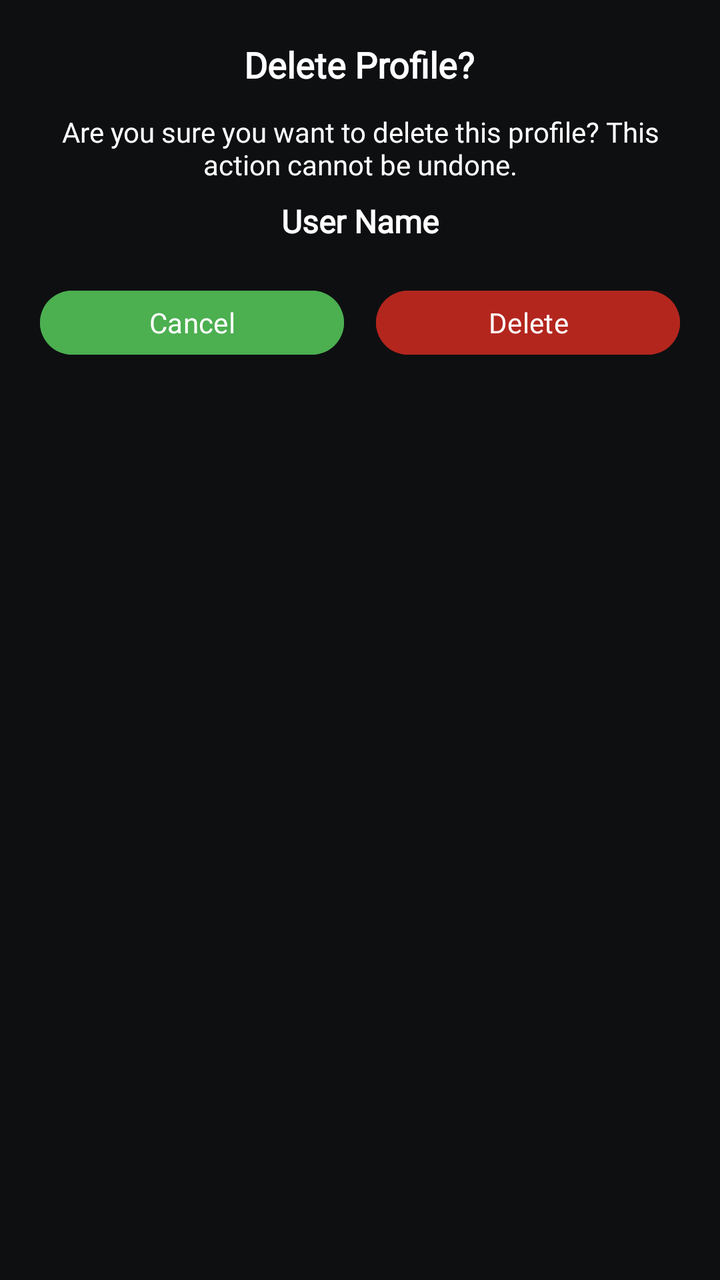
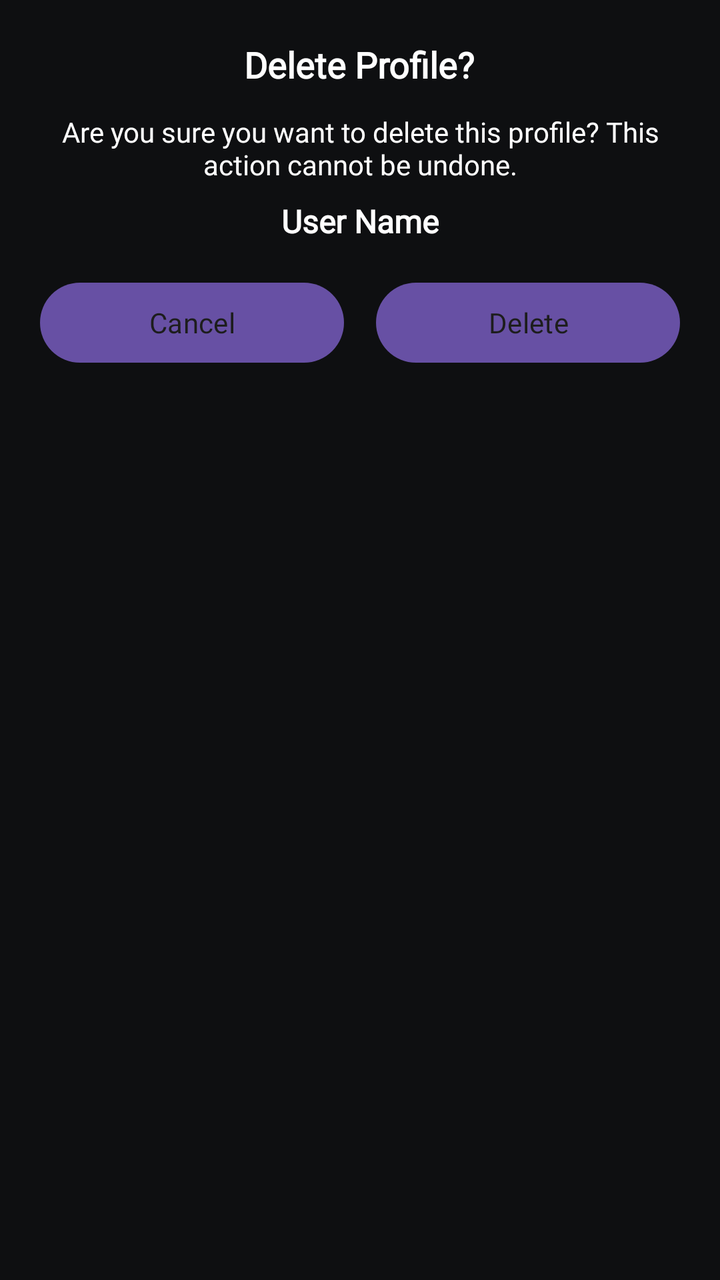

Compare the two renders of this Android layout. The source of the first and the diff that turns it into the second are given below.
<!-- AndroidManifest.xml: application theme Theme.Allot -->
<!-- res/layout/dialog_admin_delete_profile.xml -->
<?xml version="1.0" encoding="utf-8"?>
<LinearLayout xmlns:android="http://schemas.android.com/apk/res/android"
    android:layout_width="match_parent"
    android:layout_height="wrap_content"
    android:background="@color/screen_bg"
    android:orientation="vertical"
    android:padding="20dp">

    <TextView
        android:id="@+id/dialogTitle"
        android:layout_width="wrap_content"
        android:layout_height="wrap_content"
        android:text="@string/admin_delete_profile_title"
        android:textColor="@color/white"
        android:textSize="18sp"
        android:fontFamily="@font/varela_round_regular"
        android:textStyle="bold"
        android:layout_gravity="center_horizontal" />

    <TextView
        android:id="@+id/dialogMessage"
        android:layout_width="wrap_content"
        android:layout_height="wrap_content"
        android:text="@string/admin_delete_profile_message"
        android:textColor="@color/white"
        android:textSize="14sp"
        android:fontFamily="@font/varela_round_regular"
        android:layout_marginTop="12dp"
        android:gravity="center" />

    <TextView
        android:id="@+id/userNameText"
        android:layout_width="wrap_content"
        android:layout_height="wrap_content"
        android:text="User Name"
        android:textColor="@color/white"
        android:textSize="16sp"
        android:fontFamily="@font/varela_round_regular"
        android:textStyle="bold"
        android:layout_marginTop="8dp"
        android:layout_gravity="center_horizontal" />

    <LinearLayout
        android:layout_width="match_parent"
        android:layout_height="wrap_content"
        android:orientation="horizontal"
        android:layout_marginTop="20dp"
        android:gravity="center">

        <Button
            android:id="@+id/cancelButton"
            android:layout_width="0dp"
            android:layout_height="40dp"
            android:layout_weight="1"
            android:text="@string/admin_cancel"
            android:textColor="@color/white"
            android:backgroundTint="#FF4CAF50"
            android:fontFamily="@font/varela_round_regular"
            android:textSize="14sp"
            android:layout_marginEnd="8dp" />

        <Button
            android:id="@+id/deleteProfileButton"
            android:layout_width="0dp"
            android:layout_height="40dp"
            android:layout_weight="1"
            android:text="@string/admin_delete"
            android:textColor="@color/white"
            android:backgroundTint="#FFB3261E"
            android:fontFamily="@font/varela_round_regular"
            android:textSize="14sp"
            android:layout_marginStart="8dp" />
    </LinearLayout>
</LinearLayout>
<!-- resources referenced by this layout -->
<resources>
  <color name="screen_bg">#0E0F11</color>
  <color name="white">#FFFFFFFF</color>
  <string name="admin_cancel">Cancel</string>
  <string name="admin_delete">Delete</string>
  <string name="admin_delete_profile_message">Are you sure you want to delete this profile? This action cannot be undone.</string>
  <string name="admin_delete_profile_title">Delete Profile?</string>
  <style name="Theme.Allot" parent="Base.Theme.Allot" />
  <style name="Base.Theme.Allot" parent="Theme.Material3.DayNight.NoActionBar">
          
          
      </style>
</resources>

<!-- the commit's change to res/layout/dialog_admin_delete_profile.xml (unified diff, before → after) -->
@@ -52,9 +52,9 @@
             android:layout_width="0dp"
             android:layout_height="40dp"
             android:layout_weight="1"
+            android:background="@drawable/bg_waitlist_button"
             android:text="@string/admin_cancel"
-            android:textColor="@color/white"
-            android:backgroundTint="#FF4CAF50"
+            android:textColor="#1D1D1D"
             android:fontFamily="@font/varela_round_regular"
             android:textSize="14sp"
             android:layout_marginEnd="8dp" />
@@ -64,9 +64,9 @@
             android:layout_width="0dp"
             android:layout_height="40dp"
             android:layout_weight="1"
+            android:background="@drawable/bg_waitlist_button"
             android:text="@string/admin_delete"
-            android:textColor="@color/white"
-            android:backgroundTint="#FFB3261E"
+            android:textColor="#1D1D1D"
             android:fontFamily="@font/varela_round_regular"
             android:textSize="14sp"
             android:layout_marginStart="8dp" />
<!-- resource entries referenced after the edit -->
@@ -2,6 +2,12 @@
 <resources>
   <color name="screen_bg">#0E0F11</color>
   <color name="white">#FFFFFFFF</color>
+  <!-- drawable bg_waitlist_button (drawable) -->
+  <?xml version="1.0" encoding="utf-8"?>
+  <shape xmlns:android="http://schemas.android.com/apk/res/android" android:shape="rectangle">
+      <solid android:color="#F1F1F1" />
+      <corners android:radius="22dp" />
+  </shape>
   <string name="admin_cancel">Cancel</string>
   <string name="admin_delete">Delete</string>
   <string name="admin_delete_profile_message">Are you sure you want to delete this profile? This action cannot be undone.</string>
